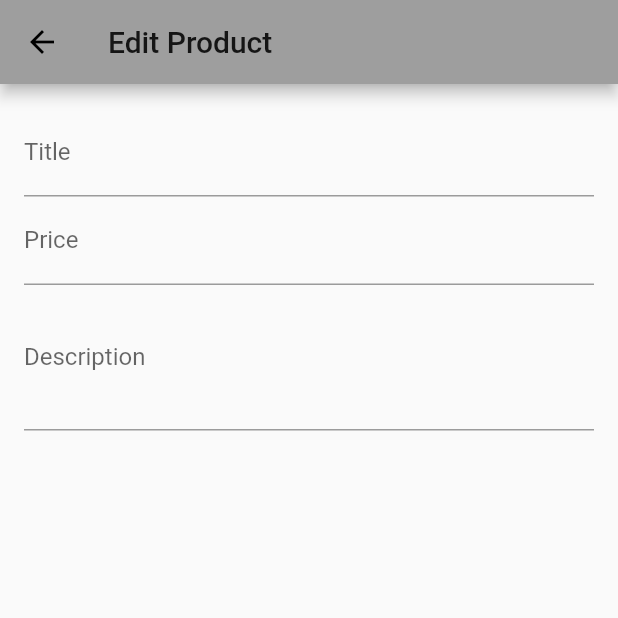
After one commit to christhirst/front, a Flutter app: the EditDemandScreen screen opened by its route, on a phone screen of 412 x 824 dp, the top half of it. The commit adds this screen. Run offline on Flutter 3.47's test engine with Material 2 defaults, Android fonts, the phone set to English and light mode, and no system bars.

Commit message:
input forms to description

```diff
--- a/lib/main.dart
+++ b/lib/main.dart
@@ -7,6 +7,8 @@ import './providers/demands.dart';
 import './providers/orders.dart';
 import './screens/cart_screen.dart';
 import './screens/orders_screen.dart';
+import './screens/user_demands_screen.dart';
+import './screens/edit_demands_screen.dart';
 
 void main() {
   runApp(MyApp());
@@ -43,7 +45,9 @@ class MyAppState extends State<MyApp> {
         routes: {
           DemandDetailScreen.routeName: (ctx) => DemandDetailScreen(),
           CartScreen.routName: (ctx) => CartScreen(),
-          OrdersScreen.routname: (ctx) => OrdersScreen(),
+          OrdersScreen.routeName: (ctx) => OrdersScreen(),
+          UserDemandsScreen.routeName: (ctx) => UserDemandsScreen(),
+          EditDemandScreen.routeName: (ctx) => EditDemandScreen(),
         },
       ),
     );
--- /dev/null
+++ b/lib/screens/edit_demands_screen.dart
@@ -0,0 +1,58 @@
+import 'package:flutter/material.dart';
+
+class EditDemandScreen extends StatefulWidget {
+  static const routeName = '/edit-demand';
+  @override
+  _EditDemandScreenState createState() => _EditDemandScreenState();
+}
+
+class _EditDemandScreenState extends State<EditDemandScreen> {
+  final _priceFocusNode = FocusNode();
+  final _descriptionFocusNode = FocusNode();
+
+  @override
+  void dispose() {
+    _priceFocusNode.dispose();
+    _descriptionFocusNode.dispose();
+    super.dispose();
+  }
+
+  Widget build(BuildContext context) {
+    return Scaffold(
+      appBar: AppBar(
+        title: Text('Edit Product'),
+      ),
+      body: Padding(
+        padding: const EdgeInsets.all(16.0),
+        child: Form(
+          child: ListView(
+            children: <Widget>[
+              TextFormField(
+                decoration: InputDecoration(labelText: 'Title'),
+                textInputAction: TextInputAction.next,
+                onFieldSubmitted: (_) {
+                  FocusScope.of(context).requestFocus(_priceFocusNode);
+                },
+              ),
+              TextFormField(
+                decoration: InputDecoration(labelText: 'Price'),
+                textInputAction: TextInputAction.next,
+                keyboardType: TextInputType.number,
+                focusNode: _priceFocusNode,
+                onFieldSubmitted: (_) {
+                  FocusScope.of(context).requestFocus(_descriptionFocusNode);
+                },
+              ),
+              TextFormField(
+                decoration: InputDecoration(labelText: 'Description'),
+                maxLines: 3,
+                textInputAction: TextInputAction.next,
+                keyboardType: TextInputType.multiline,
+              ),
+            ],
+          ),
+        ),
+      ),
+    );
+  }
+}
--- a/lib/screens/orders_screen.dart
+++ b/lib/screens/orders_screen.dart
@@ -5,7 +5,7 @@ import '../providers/orders.dart' show Orders;
 import '../widgets/order_item.dart';
 
 class OrdersScreen extends StatelessWidget {
-  static const routname = '/orders';
+  static const routeName = '/orders';
   @override
   Widget build(BuildContext context) {
     final orderData = Provider.of<Orders>(context);
```
Also changed, not shown: lib/providers/cart.dart (+18 -0 lines), lib/screens/user_demands_screen.dart (added, +43 -0 lines), lib/widgets/app_drawer.dart (+10 -0 lines), lib/widgets/cart_item.dart (+23 -0 lines), lib/widgets/demand_item.dart (+11 -0 lines), lib/widgets/user_demands_item.dart (added, +35 -0 lines).
